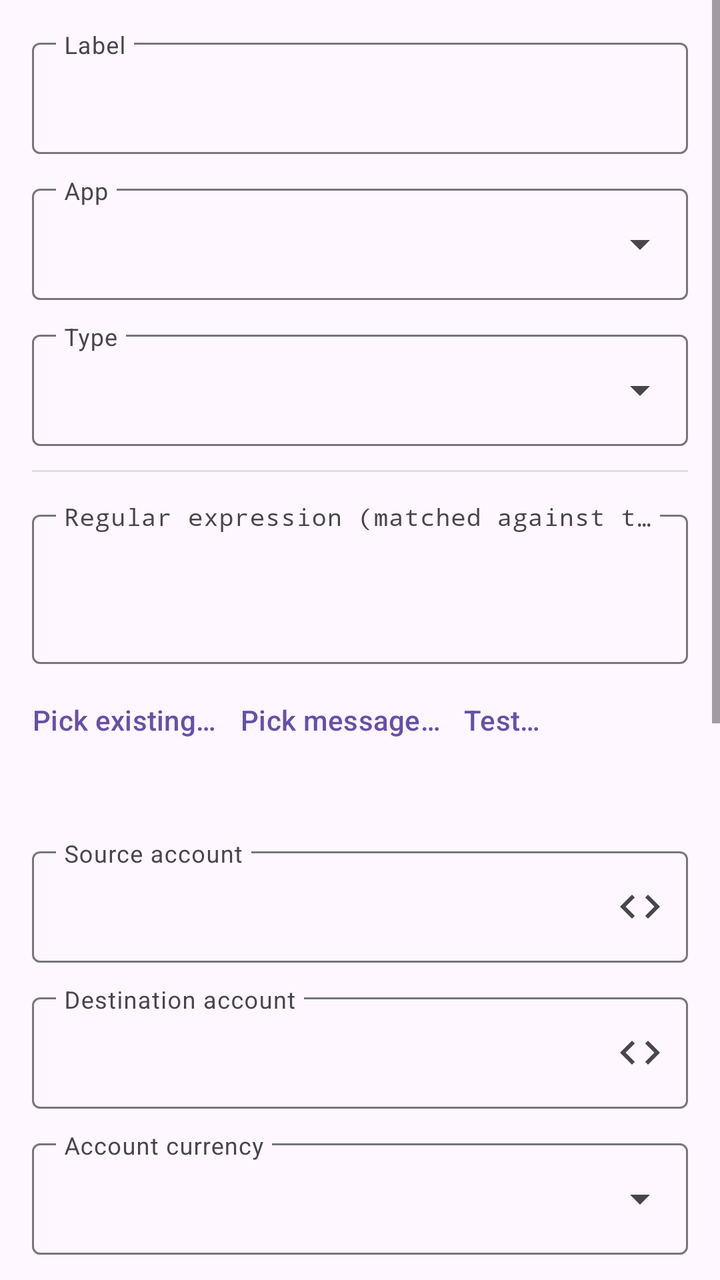
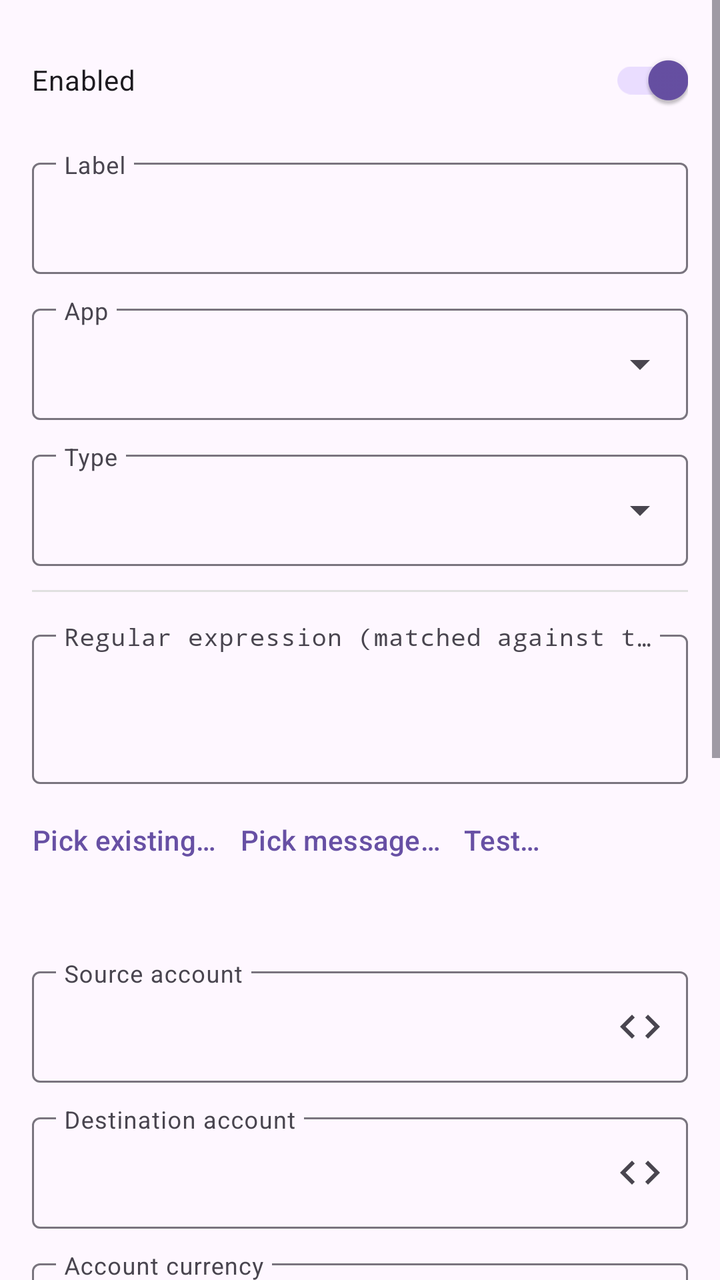

Compare the two renders of this Android layout. The source of the first and the diff that turns it into the second are given below.
<!-- AndroidManifest.xml: application theme Theme.FfNotifyImporter -->
<!-- res/layout/fragment_rule_edit.xml -->
<?xml version="1.0" encoding="utf-8"?>
<ScrollView xmlns:android="http://schemas.android.com/apk/res/android"
    xmlns:app="http://schemas.android.com/apk/res-auto"
    android:layout_width="match_parent"
    android:layout_height="match_parent">

    <LinearLayout
        android:layout_width="match_parent"
        android:layout_height="wrap_content"
        android:orientation="vertical"
        android:padding="16dp">

        <com.google.android.material.textfield.TextInputLayout
            android:layout_width="match_parent"
            android:layout_height="wrap_content"
            android:layout_marginBottom="12dp"
            android:hint="@string/rule_field_label"
            app:expandedHintEnabled="false">

            <com.google.android.material.textfield.TextInputEditText
                android:id="@+id/labelInput"
                android:layout_width="match_parent"
                android:layout_height="wrap_content" />

        </com.google.android.material.textfield.TextInputLayout>

        <com.google.android.material.textfield.TextInputLayout
            android:layout_width="match_parent"
            android:layout_height="wrap_content"
            android:layout_marginBottom="12dp"
            android:hint="@string/rule_field_apps"
            app:expandedHintEnabled="false"
            style="@style/Widget.Material3.TextInputLayout.OutlinedBox.ExposedDropdownMenu">

            <com.google.android.material.textfield.MaterialAutoCompleteTextView
                android:id="@+id/appInput"
                android:layout_width="match_parent"
                android:layout_height="wrap_content"
                android:inputType="none" />

        </com.google.android.material.textfield.TextInputLayout>

        <com.google.android.material.textfield.TextInputLayout
            android:layout_width="match_parent"
            android:layout_height="wrap_content"
            android:layout_marginBottom="12dp"
            android:hint="@string/rule_field_kind"
            app:expandedHintEnabled="false"
            style="@style/Widget.Material3.TextInputLayout.OutlinedBox.ExposedDropdownMenu">

            <com.google.android.material.textfield.MaterialAutoCompleteTextView
                android:id="@+id/kindInput"
                android:layout_width="match_parent"
                android:layout_height="wrap_content"
                android:inputType="none" />

        </com.google.android.material.textfield.TextInputLayout>

        <View
            android:layout_width="match_parent"
            android:layout_height="1dp"
            android:layout_marginBottom="16dp"
            android:background="#E0E0E0" />

        <com.google.android.material.textfield.TextInputLayout
            android:layout_width="match_parent"
            android:layout_height="wrap_content"
            android:layout_marginBottom="4dp"
            android:hint="@string/rule_field_pattern"
            app:expandedHintEnabled="false">

            <com.google.android.material.textfield.TextInputEditText
                android:id="@+id/patternInput"
                android:layout_width="match_parent"
                android:layout_height="wrap_content"
                android:fontFamily="monospace"
                android:gravity="top"
                android:inputType="textMultiLine"
                android:minLines="2" />

        </com.google.android.material.textfield.TextInputLayout>

        <LinearLayout
            android:layout_width="match_parent"
            android:layout_height="wrap_content"
            android:layout_marginBottom="4dp"
            android:gravity="start|center_vertical"
            android:orientation="horizontal">

            <Button
                android:id="@+id/pickPatternButton"
                style="?attr/borderlessButtonStyle"
                android:layout_width="wrap_content"
                android:layout_height="wrap_content"
                android:minWidth="0dp"
                android:paddingStart="0dp"
                android:paddingEnd="12dp"
                android:text="@string/rule_pick_existing_pattern" />

            <Button
                android:id="@+id/pickMessageButton"
                style="?attr/borderlessButtonStyle"
                android:layout_width="wrap_content"
                android:layout_height="wrap_content"
                android:minWidth="0dp"
                android:paddingStart="0dp"
                android:paddingEnd="12dp"
                android:text="@string/rule_pick_message" />

            <Button
                android:id="@+id/testAgainstHistoryButton"
                style="?attr/borderlessButtonStyle"
                android:layout_width="wrap_content"
                android:layout_height="wrap_content"
                android:minWidth="0dp"
                android:paddingStart="0dp"
                android:paddingEnd="0dp"
                android:text="@string/rule_test" />

        </LinearLayout>

        <TextView
            android:id="@+id/availableMacrosText"
            android:layout_width="match_parent"
            android:layout_height="wrap_content"
            android:layout_marginBottom="16dp"
            android:textColor="#888888"
            android:textSize="12sp" />

        <com.google.android.material.textfield.TextInputLayout
            android:id="@+id/sourceAccountLayout"
            android:layout_width="match_parent"
            android:layout_height="wrap_content"
            android:layout_marginBottom="12dp"
            android:hint="@string/rule_field_source_account"
            app:expandedHintEnabled="false"
            app:endIconMode="custom"
            app:endIconDrawable="@drawable/ic_insert_macro"
            app:endIconContentDescription="@string/rule_insert_macro">

            <com.google.android.material.textfield.TextInputEditText
                android:id="@+id/sourceAccountInput"
                android:layout_width="match_parent"
                android:layout_height="wrap_content" />

        </com.google.android.material.textfield.TextInputLayout>

        <com.google.android.material.textfield.TextInputLayout
            android:id="@+id/destinationAccountLayout"
            android:layout_width="match_parent"
            android:layout_height="wrap_content"
            android:layout_marginBottom="12dp"
            android:hint="@string/rule_field_destination_account"
            app:expandedHintEnabled="false"
            app:endIconMode="custom"
            app:endIconDrawable="@drawable/ic_insert_macro"
            app:endIconContentDescription="@string/rule_insert_macro">

            <com.google.android.material.textfield.TextInputEditText
                android:id="@+id/destinationAccountInput"
                android:layout_width="match_parent"
                android:layout_height="wrap_content" />

        </com.google.android.material.textfield.TextInputLayout>

        <com.google.android.material.textfield.TextInputLayout
            android:id="@+id/homeCurrencyLayout"
            android:layout_width="match_parent"
            android:layout_height="wrap_content"
            android:layout_marginBottom="12dp"
            android:hint="@string/rule_field_home_currency"
            app:expandedHintEnabled="false"
            app:endIconMode="custom"
            app:endIconDrawable="@drawable/ic_dropdown"
            app:endIconContentDescription="@string/rule_pick_currency">

            <com.google.android.material.textfield.TextInputEditText
                android:id="@+id/homeCurrencyInput"
                android:layout_width="match_parent"
                android:layout_height="wrap_content" />

        </com.google.android.material.textfield.TextInputLayout>

        <com.google.android.material.textfield.TextInputLayout
            android:id="@+id/dateFormatLayout"
            android:layout_width="match_parent"
            android:layout_height="wrap_content"
            android:layout_marginBottom="12dp"
            android:hint="@string/rule_field_date_format"
            app:expandedHintEnabled="false"
            app:endIconMode="custom"
            app:endIconDrawable="@drawable/ic_dropdown"
            app:endIconContentDescription="@string/rule_pick_date_format">

            <com.google.android.material.textfield.TextInputEditText
                android:id="@+id/dateFormatInput"
                android:layout_width="match_parent"
                android:layout_height="wrap_content"
                android:fontFamily="monospace" />

        </com.google.android.material.textfield.TextInputLayout>

        <com.google.android.material.textfield.TextInputLayout
            android:id="@+id/descriptionTemplateLayout"
            android:layout_width="match_parent"
            android:layout_height="wrap_content"
            android:layout_marginBottom="12dp"
            android:hint="@string/rule_field_description_template"
            app:expandedHintEnabled="false"
            app:endIconMode="custom"
            app:endIconDrawable="@drawable/ic_insert_macro"
            app:endIconContentDescription="@string/rule_insert_macro">

            <com.google.android.material.textfield.TextInputEditText
                android:id="@+id/descriptionTemplateInput"
                android:layout_width="match_parent"
                android:layout_height="wrap_content" />

        </com.google.android.material.textfield.TextInputLayout>

        <com.google.android.material.textfield.TextInputLayout
            android:id="@+id/notesTemplateLayout"
            android:layout_width="match_parent"
            android:layout_height="wrap_content"
            android:layout_marginBottom="12dp"
            android:hint="@string/rule_field_notes_template"
            app:expandedHintEnabled="false"
            app:endIconMode="custom"
            app:endIconDrawable="@drawable/ic_insert_macro"
            app:endIconContentDescription="@string/rule_insert_macro">

            <com.google.android.material.textfield.TextInputEditText
                android:id="@+id/notesTemplateInput"
                android:layout_width="match_parent"
                android:layout_height="wrap_content" />

        </com.google.android.material.textfield.TextInputLayout>

        <com.google.android.material.textfield.TextInputLayout
            android:id="@+id/categoryTemplateLayout"
            android:layout_width="match_parent"
            android:layout_height="wrap_content"
            android:layout_marginBottom="12dp"
            android:hint="@string/rule_field_category_template"
            app:expandedHintEnabled="false"
            app:endIconMode="custom"
            app:endIconDrawable="@drawable/ic_insert_macro"
            app:endIconContentDescription="@string/rule_insert_macro">

            <com.google.android.material.textfield.TextInputEditText
                android:id="@+id/categoryTemplateInput"
                android:layout_width="match_parent"
                android:layout_height="wrap_content" />

        </com.google.android.material.textfield.TextInputLayout>

        <com.google.android.material.textfield.TextInputLayout
            android:id="@+id/tagsTemplateLayout"
            android:layout_width="match_parent"
            android:layout_height="wrap_content"
            android:layout_marginBottom="12dp"
            android:hint="@string/rule_field_tags_template"
            app:expandedHintEnabled="false"
            app:endIconMode="custom"
            app:endIconDrawable="@drawable/ic_insert_macro"
            app:endIconContentDescription="@string/rule_insert_macro">

            <com.google.android.material.textfield.TextInputEditText
                android:id="@+id/tagsTemplateInput"
                android:layout_width="match_parent"
                android:layout_height="wrap_content" />

        </com.google.android.material.textfield.TextInputLayout>

        <com.google.android.material.switchmaterial.SwitchMaterial
            android:id="@+id/enabledSwitch"
            android:layout_width="match_parent"
            android:layout_height="wrap_content"
            android:layout_marginBottom="16dp"
            android:checked="true"
            android:text="@string/rule_field_enabled" />

        <LinearLayout
            android:layout_width="match_parent"
            android:layout_height="wrap_content"
            android:orientation="horizontal">

            <Button
                android:id="@+id/deleteRuleButton"
                style="?attr/borderlessButtonStyle"
                android:layout_width="wrap_content"
                android:layout_height="wrap_content"
                android:text="@string/action_delete"
                android:visibility="gone" />

            <View
                android:layout_width="0dp"
                android:layout_height="1dp"
                android:layout_weight="1" />

            <Button
                android:id="@+id/saveRuleButton"
                android:layout_width="wrap_content"
                android:layout_height="wrap_content"
                android:text="@string/action_save" />

        </LinearLayout>

    </LinearLayout>

</ScrollView>
<!-- resources referenced by this layout -->
<resources>
  <!-- drawable ic_dropdown (drawable) -->
  <?xml version="1.0" encoding="utf-8"?>
  <vector xmlns:android="http://schemas.android.com/apk/res/android"
      android:width="24dp"
      android:height="24dp"
      android:viewportWidth="24"
      android:viewportHeight="24"
      android:tint="?attr/colorOnSurfaceVariant">
      <path
          android:fillColor="#FF000000"
          android:pathData="M7,10l5,5 5,-5z" />
  </vector>
  <!-- drawable ic_insert_macro (drawable) -->
  <?xml version="1.0" encoding="utf-8"?>
  <vector xmlns:android="http://schemas.android.com/apk/res/android"
      android:width="24dp"
      android:height="24dp"
      android:viewportWidth="24"
      android:viewportHeight="24"
      android:tint="?attr/colorOnSurfaceVariant">
      <path
          android:fillColor="#FF000000"
          android:pathData="M9.4,16.6L4.8,12l4.6,-4.6L8,6l-6,6l6,6L9.4,16.6z M14.6,16.6L19.2,12l-4.6,-4.6L16,6l6,6l-6,6L14.6,16.6z" />
  </vector>
  <string name="action_delete">Delete</string>
  <string name="action_save">Save</string>
  <string name="rule_field_apps">App</string>
  <string name="rule_field_category_template">Category template</string>
  <string name="rule_field_date_format">Date format (optional - leave blank to use the notification\'s own time)</string>
  <string name="rule_field_description_template">Description template</string>
  <string name="rule_field_destination_account">Destination account</string>
  <string name="rule_field_enabled">Enabled</string>
  <string name="rule_field_home_currency">Account currency</string>
  <string name="rule_field_kind">Type</string>
  <string name="rule_field_label">Label</string>
  <string name="rule_field_notes_template">Notes template</string>
  <string name="rule_field_pattern">Regular expression (matched against title + text)</string>
  <string name="rule_field_source_account">Source account</string>
  <string name="rule_field_tags_template">Tags template (comma-separated)</string>
  <string name="rule_insert_macro">Insert macro</string>
  <string name="rule_pick_currency">Pick currency</string>
  <string name="rule_pick_date_format">Pick date format</string>
  <string name="rule_pick_existing_pattern">Pick existing…</string>
  <string name="rule_pick_message">Pick message…</string>
  <string name="rule_test">Test…</string>
  <style name="Theme.FfNotifyImporter" parent="Theme.Material3.DayNight.NoActionBar" />
</resources>

<!-- the commit's change to res/layout/fragment_rule_edit.xml (unified diff, before → after) -->
@@ -10,6 +10,14 @@
         android:orientation="vertical"
         android:padding="16dp">
 
+        <com.google.android.material.switchmaterial.SwitchMaterial
+            android:id="@+id/enabledSwitch"
+            android:layout_width="match_parent"
+            android:layout_height="wrap_content"
+            android:layout_marginBottom="12dp"
+            android:checked="true"
+            android:text="@string/rule_field_enabled" />
+
         <com.google.android.material.textfield.TextInputLayout
             android:layout_width="match_parent"
             android:layout_height="wrap_content"
@@ -272,40 +280,6 @@
 
         </com.google.android.material.textfield.TextInputLayout>
 
-        <com.google.android.material.switchmaterial.SwitchMaterial
-            android:id="@+id/enabledSwitch"
-            android:layout_width="match_parent"
-            android:layout_height="wrap_content"
-            android:layout_marginBottom="16dp"
-            android:checked="true"
-            android:text="@string/rule_field_enabled" />
-
-        <LinearLayout
-            android:layout_width="match_parent"
-            android:layout_height="wrap_content"
-            android:orientation="horizontal">
-
-            <Button
-                android:id="@+id/deleteRuleButton"
-                style="?attr/borderlessButtonStyle"
-                android:layout_width="wrap_content"
-                android:layout_height="wrap_content"
-                android:text="@string/action_delete"
-                android:visibility="gone" />
-
-            <View
-                android:layout_width="0dp"
-                android:layout_height="1dp"
-                android:layout_weight="1" />
-
-            <Button
-                android:id="@+id/saveRuleButton"
-                android:layout_width="wrap_content"
-                android:layout_height="wrap_content"
-                android:text="@string/action_save" />
-
-        </LinearLayout>
-
     </LinearLayout>
 
 </ScrollView>
<!-- resource entries referenced after the edit -->
@@ -24,8 +24,6 @@
           android:fillColor="#FF000000"
           android:pathData="M9.4,16.6L4.8,12l4.6,-4.6L8,6l-6,6l6,6L9.4,16.6z M14.6,16.6L19.2,12l-4.6,-4.6L16,6l6,6l-6,6L14.6,16.6z" />
   </vector>
-  <string name="action_delete">Delete</string>
-  <string name="action_save">Save</string>
   <string name="rule_field_apps">App</string>
   <string name="rule_field_category_template">Category template</string>
   <string name="rule_field_date_format">Date format (optional - leave blank to use the notification\'s own time)</string>
